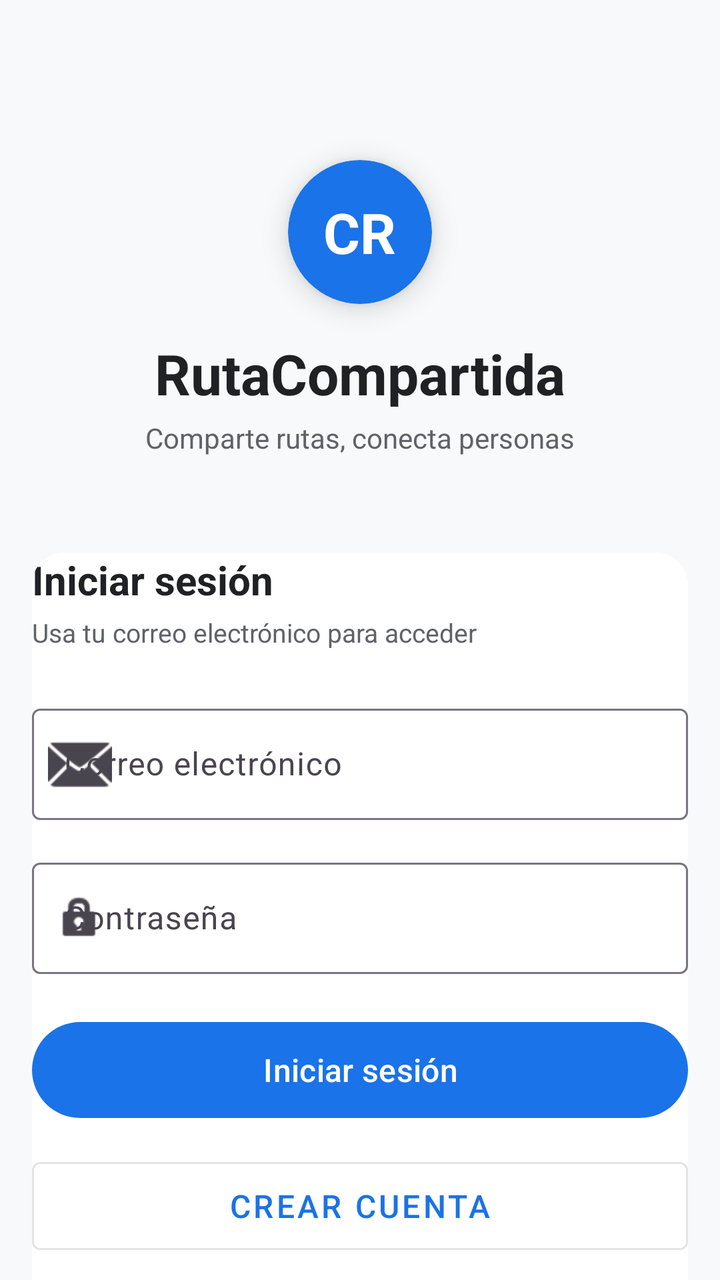
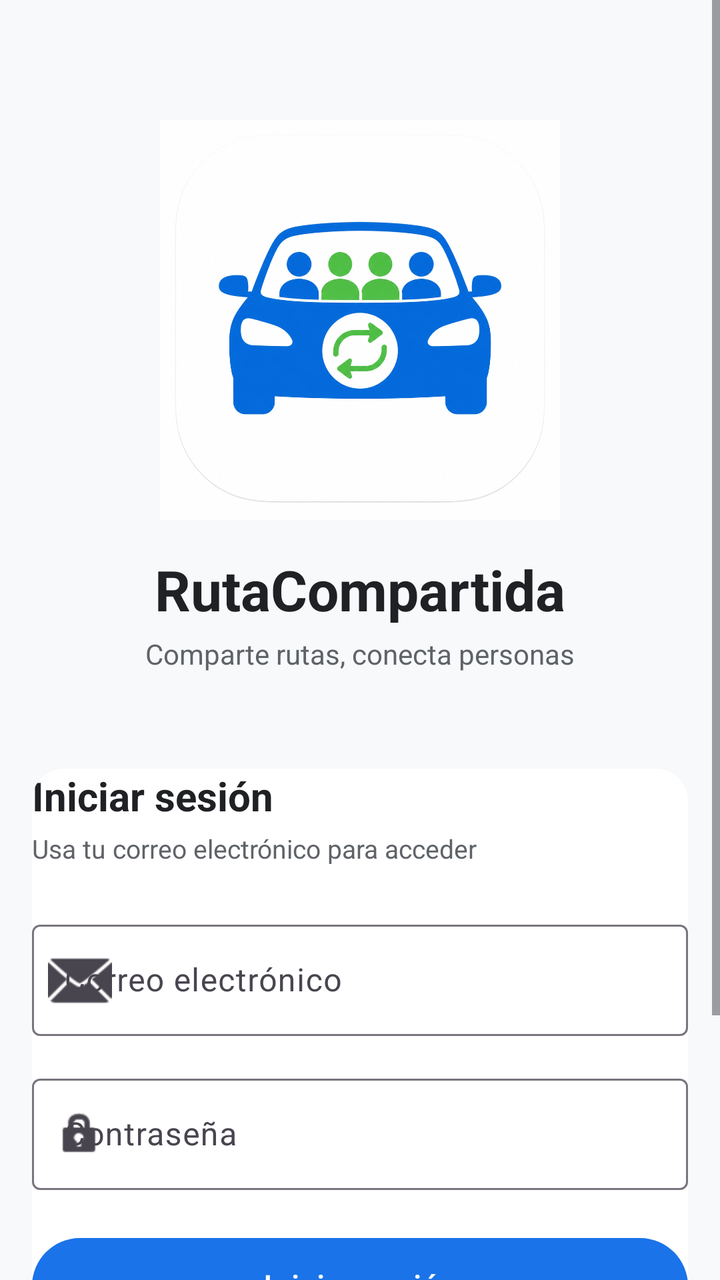

Before-and-after screenshots of an Android layout around one commit, followed by the original layout XML and the change that was made.
<!-- AndroidManifest.xml: application theme Theme.CarpoolApp -->
<!-- res/layout/fragment_auth.xml -->
<?xml version="1.0" encoding="utf-8"?>
<androidx.constraintlayout.widget.ConstraintLayout
    xmlns:android="http://schemas.android.com/apk/res/android"
    xmlns:app="http://schemas.android.com/apk/res-auto"
    android:layout_width="match_parent"
    android:layout_height="match_parent"
    android:background="@color/background">

    <com.google.android.material.card.MaterialCardView
        android:id="@+id/logo_card"
        android:layout_width="72dp"
        android:layout_height="72dp"
        app:cardCornerRadius="36dp"
        app:cardElevation="8dp"
        android:layout_marginTop="80dp"
        app:cardBackgroundColor="@color/primary"
        app:layout_constraintTop_toTopOf="parent"
        app:layout_constraintStart_toStartOf="parent"
        app:layout_constraintEnd_toEndOf="parent">

        <TextView
            android:layout_width="wrap_content"
            android:layout_height="wrap_content"
            android:text="CR"
            android:textSize="28sp"
            android:textStyle="bold"
            android:textColor="@color/on_primary"
            android:layout_gravity="center" />
    </com.google.android.material.card.MaterialCardView>

    <TextView
        android:id="@+id/titulo"
        android:layout_width="wrap_content"
        android:layout_height="wrap_content"
        android:text="RutaCompartida"
        android:textSize="28sp"
        android:textStyle="bold"
        android:textColor="@color/text_primary"
        app:layout_constraintTop_toBottomOf="@id/logo_card"
        app:layout_constraintStart_toStartOf="parent"
        app:layout_constraintEnd_toEndOf="parent"
        android:layout_marginTop="16dp" />

    <TextView
        android:id="@+id/subtitulo"
        android:layout_width="wrap_content"
        android:layout_height="wrap_content"
        android:text="Comparte rutas, conecta personas"
        android:textSize="14sp"
        android:textColor="@color/text_secondary"
        app:layout_constraintTop_toBottomOf="@id/titulo"
        app:layout_constraintStart_toStartOf="parent"
        app:layout_constraintEnd_toEndOf="parent"
        android:layout_marginTop="4dp" />

    <com.google.android.material.card.MaterialCardView
        android:id="@+id/form_card"
        android:layout_width="0dp"
        android:layout_height="wrap_content"
        app:cardCornerRadius="16dp"
        app:cardElevation="2dp"
        app:cardBackgroundColor="@color/surface"
        android:layout_marginHorizontal="16dp"
        android:layout_marginTop="48dp"
        app:layout_constraintTop_toBottomOf="@id/subtitulo"
        app:layout_constraintStart_toStartOf="parent"
        app:layout_constraintEnd_toEndOf="parent"
        android:padding="24dp">

        <androidx.constraintlayout.widget.ConstraintLayout
            android:layout_width="match_parent"
            android:layout_height="wrap_content">

            <TextView
                android:id="@+id/form_title"
                android:layout_width="wrap_content"
                android:layout_height="wrap_content"
                android:text="Iniciar sesión"
                android:textSize="20sp"
                android:textStyle="bold"
                android:textColor="@color/text_primary"
                app:layout_constraintTop_toTopOf="parent"
                app:layout_constraintStart_toStartOf="parent" />

            <TextView
                android:id="@+id/form_subtitle"
                android:layout_width="0dp"
                android:layout_height="wrap_content"
                android:text="Usa tu correo electrónico para acceder"
                android:textSize="13sp"
                android:textColor="@color/text_secondary"
                app:layout_constraintTop_toBottomOf="@id/form_title"
                app:layout_constraintStart_toStartOf="parent"
                app:layout_constraintEnd_toEndOf="parent"
                android:layout_marginTop="4dp" />

            <com.google.android.material.textfield.TextInputLayout
                android:id="@+id/email_layout"
                android:layout_width="0dp"
                android:layout_height="wrap_content"
                android:hint="@string/label_email"
                style="@style/Widget.Material3.TextInputLayout.OutlinedBox"
                app:startIconDrawable="@android:drawable/ic_dialog_email"
                app:layout_constraintTop_toBottomOf="@id/form_subtitle"
                app:layout_constraintStart_toStartOf="parent"
                app:layout_constraintEnd_toEndOf="parent"
                android:layout_marginTop="24dp">

                <com.google.android.material.textfield.TextInputEditText
                    android:id="@+id/email_input"
                    android:layout_width="match_parent"
                    android:layout_height="wrap_content"
                    android:inputType="textEmailAddress" />
            </com.google.android.material.textfield.TextInputLayout>

            <com.google.android.material.textfield.TextInputLayout
                android:id="@+id/password_layout"
                android:layout_width="0dp"
                android:layout_height="wrap_content"
                android:hint="@string/label_password"
                style="@style/Widget.Material3.TextInputLayout.OutlinedBox"
                app:startIconDrawable="@android:drawable/ic_lock_idle_lock"
                app:layout_constraintTop_toBottomOf="@id/email_layout"
                app:layout_constraintStart_toStartOf="parent"
                app:layout_constraintEnd_toEndOf="parent"
                android:layout_marginTop="16dp">

                <com.google.android.material.textfield.TextInputEditText
                    android:id="@+id/password_input"
                    android:layout_width="match_parent"
                    android:layout_height="wrap_content"
                    android:inputType="textPassword" />
            </com.google.android.material.textfield.TextInputLayout>
            <com.google.android.material.button.MaterialButton
                android:id="@+id/btn_sign_in"
                android:layout_width="0dp"
                android:layout_height="56dp"
                android:text="Iniciar sesión"
                android:textSize="16sp"
                app:layout_constraintTop_toBottomOf="@id/password_layout"
                app:layout_constraintStart_toStartOf="parent"
                app:layout_constraintEnd_toEndOf="parent"
                android:layout_marginTop="20dp" />

            <com.google.android.material.button.MaterialButton
                android:id="@+id/btn_register"
                android:layout_width="0dp"
                android:layout_height="56dp"
                android:text="Crear cuenta"
                android:textSize="16sp"
                style="@style/Widget.MaterialComponents.Button.OutlinedButton"
                app:layout_constraintTop_toBottomOf="@id/btn_sign_in"
                app:layout_constraintStart_toStartOf="parent"
                app:layout_constraintEnd_toEndOf="parent"
                android:layout_marginTop="12dp" />

            <com.google.android.material.button.MaterialButton
                android:id="@+id/btn_google"
                android:layout_width="0dp"
                android:layout_height="56dp"
                android:text="Continuar con Google"
                android:textSize="16sp"
                android:textColor="@color/text_primary"
                style="@style/Widget.MaterialComponents.Button.OutlinedButton"
                app:icon="@drawable/ic_google"
                app:iconGravity="textStart"
                app:iconTint="@null"
                app:iconSize="24dp"
                app:strokeColor="#DADCE0"
                app:backgroundTint="@android:color/white"
                app:layout_constraintTop_toBottomOf="@id/btn_register"
                app:layout_constraintStart_toStartOf="parent"
                app:layout_constraintEnd_toEndOf="parent"
                android:layout_marginTop="12dp" />

            <ProgressBar
                android:id="@+id/progress"
                android:layout_width="wrap_content"
                android:layout_height="wrap_content"
                android:visibility="gone"
                app:layout_constraintTop_toBottomOf="@id/btn_google"
                app:layout_constraintStart_toStartOf="parent"
                app:layout_constraintEnd_toEndOf="parent"
                android:layout_marginTop="16dp" />

            <TextView
                android:id="@+id/mensaje"
                android:layout_width="0dp"
                android:layout_height="wrap_content"
                android:visibility="gone"
                android:textAlignment="center"
                android:textSize="14sp"
                android:textColor="@color/text_secondary"
                app:layout_constraintTop_toBottomOf="@id/progress"
                app:layout_constraintStart_toStartOf="parent"
                app:layout_constraintEnd_toEndOf="parent"
                android:layout_marginTop="16dp" />
        </androidx.constraintlayout.widget.ConstraintLayout>
    </com.google.android.material.card.MaterialCardView>

</androidx.constraintlayout.widget.ConstraintLayout>
<!-- resources referenced by this layout -->
<resources>
  <color name="background">#FFF8F9FA</color>
  <color name="on_primary">#FFFFFFFF</color>
  <color name="primary">#FF1A73E8</color>
  <color name="surface">#FFFFFFFF</color>
  <color name="text_primary">#FF202124</color>
  <color name="text_secondary">#FF5F6368</color>
  <!-- drawable ic_google (drawable) -->
  <vector xmlns:android="http://schemas.android.com/apk/res/android"
      android:width="24dp"
      android:height="24dp"
      android:viewportWidth="24"
      android:viewportHeight="24">
      <path
          android:fillColor="#4285F4"
          android:pathData="M23.766 12.2764c0-0.8942-0.0789-1.7563-0.2308-2.5918H12.242v4.9076h6.4795c-0.283 1.5138-1.1392 2.8033-2.422 3.663v3.032h3.8857c2.272-2.094 3.5818-5.179 3.5818-8.7374v-0.2734z"/>
      <path
          android:fillColor="#34A853"
          android:pathData="M12.242 24.0008c3.2508 0 5.982-1.0758 7.9732-2.9126l-3.8857-3.032c-1.0758 0.7205-2.4446 1.1458-4.0875 1.1458-3.1508 0-5.822-2.1268-6.778-4.982H1.3849v3.142C3.3349 21.2365 7.4932 24.0008 12.242 24.0008z"/>
      <path
          android:fillColor="#FBBC05"
          android:pathData="M5.464 14.2201c-0.244-0.7205-0.381-1.492-0.381-2.2965s0.137-1.576 0.381-2.2965V6.4846H1.3849C0.504 8.2365 0 10.2165 0 12.2764s0.504 4.0399 1.3849 5.7918l3.168-2.482c-0.588-1.7519-0.588-3.6099 0.089-5.3619z"/>
      <path
          android:fillColor="#EA4335"
          android:pathData="M12.242 4.7992c1.771 0 3.363 0.609 4.601 1.803l3.446-3.446C18.203 1.212 15.472 0 12.242 0 7.4932 0 3.3349 2.7643 1.3849 6.4846l4.0791 3.142c0.956-2.8552 3.6272-4.982 6.778-4.982z"/>
  </vector>
  <string name="label_email">Correo electrónico</string>
  <string name="label_password">Contraseña</string>
  <style name="Theme.CarpoolApp" parent="Theme.Material3.DayNight.NoActionBar">
          <item name="colorPrimary">@color/primary</item>
          <item name="colorOnPrimary">@color/on_primary</item>
          <item name="colorPrimaryContainer">@color/primary_variant</item>
          <item name="colorSecondary">@color/secondary</item>
          <item name="colorOnSecondary">@color/on_secondary</item>
          <item name="colorError">@color/error</item>
          <item name="colorOnError">@color/on_error</item>
          <item name="android:colorBackground">@color/background</item>
          <item name="colorOnBackground">@color/on_background</item>
          <item name="colorOnSurface">@color/on_surface</item>
          <item name="materialCardViewStyle">@style/Widget.CarpoolApp.Card</item>
      </style>
  <color name="primary_variant">#FF1557B0</color>
  <color name="secondary">#FF34A853</color>
  <color name="on_secondary">#FFFFFFFF</color>
  <color name="error">#FFD93025</color>
  <color name="on_error">#FFFFFFFF</color>
  <color name="on_background">#FF202124</color>
  <color name="on_surface">#FF202124</color>
  <style name="Widget.CarpoolApp.Card" parent="Widget.Material3.CardView.Filled">
          <item name="cardCornerRadius">16dp</item>
          <item name="cardElevation">2dp</item>
          <item name="strokeWidth">0dp</item>
      </style>
</resources>

<!-- the commit's change to res/layout/fragment_auth.xml (unified diff, before → after) -->
@@ -1,32 +1,28 @@
 <?xml version="1.0" encoding="utf-8"?>
-<androidx.constraintlayout.widget.ConstraintLayout
+<ScrollView
     xmlns:android="http://schemas.android.com/apk/res/android"
     xmlns:app="http://schemas.android.com/apk/res-auto"
     android:layout_width="match_parent"
     android:layout_height="match_parent"
-    android:background="@color/background">
+    android:fillViewport="true"
+    android:fitsSystemWindows="true">
 
-    <com.google.android.material.card.MaterialCardView
+    <androidx.constraintlayout.widget.ConstraintLayout
+        android:layout_width="match_parent"
+        android:layout_height="wrap_content"
+        android:background="@color/background">
+
+    <ImageView
         android:id="@+id/logo_card"
-        android:layout_width="72dp"
-        android:layout_height="72dp"
-        app:cardCornerRadius="36dp"
-        app:cardElevation="8dp"
-        android:layout_marginTop="80dp"
-        app:cardBackgroundColor="@color/primary"
+        android:layout_width="200dp"
+        android:layout_height="200dp"
+        android:src="@drawable/logo_carpool"
+        android:contentDescription="CarpoolApp Logo"
+        android:scaleType="fitCenter"
+        android:layout_marginTop="60dp"
         app:layout_constraintTop_toTopOf="parent"
         app:layout_constraintStart_toStartOf="parent"
-        app:layout_constraintEnd_toEndOf="parent">
-
-        <TextView
-            android:layout_width="wrap_content"
-            android:layout_height="wrap_content"
-            android:text="CR"
-            android:textSize="28sp"
-            android:textStyle="bold"
-            android:textColor="@color/on_primary"
-            android:layout_gravity="center" />
-    </com.google.android.material.card.MaterialCardView>
+        app:layout_constraintEnd_toEndOf="parent" />
 
     <TextView
         android:id="@+id/titulo"
@@ -197,5 +193,5 @@
                 android:layout_marginTop="16dp" />
         </androidx.constraintlayout.widget.ConstraintLayout>
     </com.google.android.material.card.MaterialCardView>
-
-</androidx.constraintlayout.widget.ConstraintLayout>
+    </androidx.constraintlayout.widget.ConstraintLayout>
+</ScrollView>
<!-- resource entries referenced after the edit -->
@@ -25,6 +25,7 @@
           android:fillColor="#EA4335"
           android:pathData="M12.242 4.7992c1.771 0 3.363 0.609 4.601 1.803l3.446-3.446C18.203 1.212 15.472 0 12.242 0 7.4932 0 3.3349 2.7643 1.3849 6.4846l4.0791 3.142c0.956-2.8552 3.6272-4.982 6.778-4.982z"/>
   </vector>
+  <!-- drawable logo_carpool: png bitmap (drawable, 810754 bytes) -->
   <string name="label_email">Correo electrónico</string>
   <string name="label_password">Contraseña</string>
   <style name="Theme.CarpoolApp" parent="Theme.Material3.DayNight.NoActionBar">
